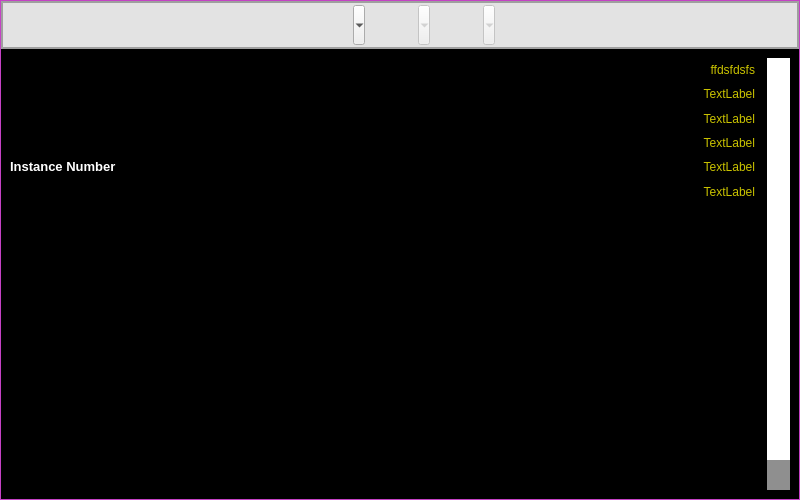
First picture: the form in DICOM/UI/application/UI_Mostrar_Views.ui, repository CrisMC2/Hologramas, before the edit.
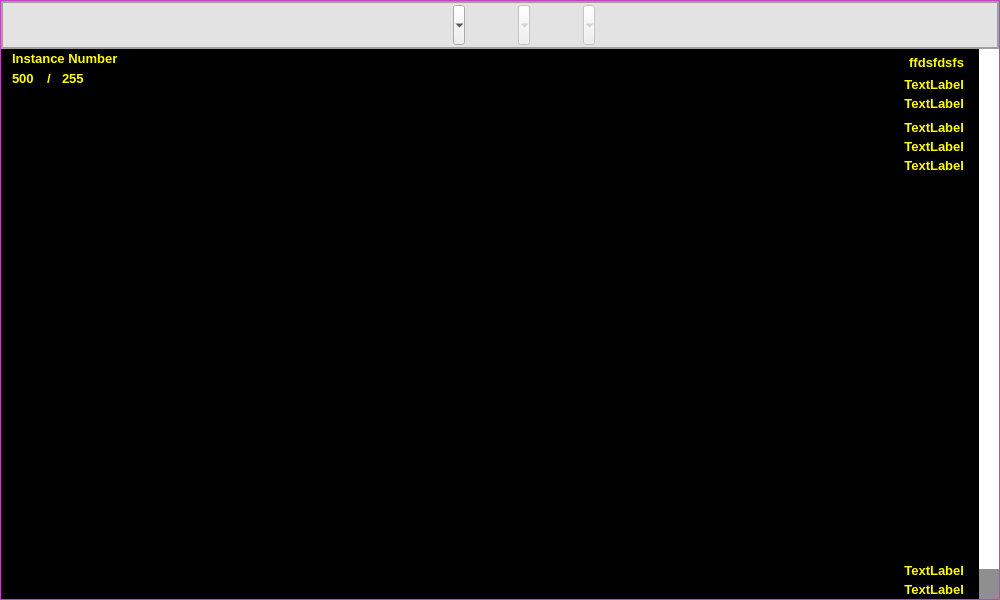
Second picture: the form after the edit. Icons and pictures are not drawn.

Commit message: Cambios en Interfaz DICOM

Diff of the .ui file:
```diff
--- a/DICOM/UI/application/UI_Mostrar_Views.ui
+++ b/DICOM/UI/application/UI_Mostrar_Views.ui
@@ -9,8 +9,8 @@
    <rect>
     <x>0</x>
     <y>0</y>
-    <width>800</width>
-    <height>500</height>
+    <width>1000</width>
+    <height>600</height>
    </rect>
   </property>
   <property name="sizePolicy">
@@ -21,8 +21,8 @@
   </property>
   <property name="minimumSize">
    <size>
-    <width>0</width>
-    <height>0</height>
+    <width>1000</width>
+    <height>600</height>
    </size>
   </property>
   <property name="palette">
@@ -1276,14 +1276,41 @@
 }</string>
             </property>
             <layout class="QHBoxLayout" name="horizontalLayout_5">
+             <property name="spacing">
+              <number>0</number>
+             </property>
+             <property name="leftMargin">
+              <number>6</number>
+             </property>
+             <property name="topMargin">
+              <number>0</number>
+             </property>
+             <property name="rightMargin">
+              <number>0</number>
+             </property>
+             <property name="bottomMargin">
+              <number>0</number>
+             </property>
              <item>
               <widget class="QWidget" name="widget_Image" native="true">
                <property name="styleSheet">
-                <string notr="true">QLabel{
-background-color: transparent;
+                <string notr="true">#widget_Image QLabel{
+	background-color: transparent;
+	color: rgb(255, 255, 0);
+
+	padding: 2px;
+	font-weight: bold;
+	font-size: 13px;
+}
+
+#widget_Image QLabel:hover{
+	color: rgb(255, 78, 78);
+}
+#widget_Image QLabel:focus{
+	color: rgb(170, 255, 0);
 }</string>
                </property>
-               <layout class="QHBoxLayout" name="horizontalLayout" stretch="1,1,0">
+               <layout class="QHBoxLayout" name="horizontalLayout" stretch="1,5,1,0">
                 <property name="spacing">
                  <number>0</number>
                 </property>
@@ -1311,11 +1338,11 @@
                    <string notr="true">QWidget{
 background-color: transparent;
 }
-
+/*
 QLabel{
 color: rgb(255,255,255);
 background-color: transparent;
-}</string>
+}*/</string>
                   </property>
                   <layout class="QVBoxLayout" name="verticalLayout_3">
                    <property name="spacing">
@@ -1337,7 +1364,7 @@
                     <widget class="QLabel" name="Number">
                      <property name="font">
                       <font>
-                       <pointsize>10</pointsize>
+                       <pointsize>-1</pointsize>
                        <weight>75</weight>
                        <bold>true</bold>
                       </font>
@@ -1348,17 +1375,160 @@
                     </widget>
                    </item>
                    <item>
-                    <widget class="QLabel" name="Number_Variable">
-                     <property name="font">
-                      <font>
-                       <pointsize>10</pointsize>
-                       <weight>75</weight>
-                       <bold>true</bold>
-                      </font>
+                    <widget class="QWidget" name="widget_4" native="true">
+                     <property name="minimumSize">
+                      <size>
+                       <width>0</width>
+                       <height>20</height>
+                      </size>
+                     </property>
+                     <layout class="QHBoxLayout" name="horizontalLayout_7" stretch="1,1,1,4">
+                      <property name="spacing">
+                       <number>0</number>
+                      </property>
+                      <property name="leftMargin">
+                       <number>0</number>
+                      </property>
+                      <property name="topMargin">
+                       <number>0</number>
+                      </property>
+                      <property name="rightMargin">
+                       <number>0</number>
+                      </property>
+                      <property name="bottomMargin">
+                       <number>0</number>
+                      </property>
+                      <item>
+                       <widget class="QLabel" name="Number_Variable">
+                        <property name="minimumSize">
+                         <size>
+                          <width>35</width>
+                          <height>20</height>
+                         </size>
+                        </property>
+                        <property name="maximumSize">
+                         <size>
+                          <width>35</width>
+                          <height>16777215</height>
+                         </size>
+                        </property>
+                        <property name="font">
+                         <font>
+                          <pointsize>-1</pointsize>
+                          <weight>75</weight>
+                          <bold>true</bold>
+                         </font>
+                        </property>
+                        <property name="text">
+                         <string>500</string>
+                        </property>
+                       </widget>
+                      </item>
+                      <item>
+                       <widget class="QLabel" name="label_3">
+                        <property name="minimumSize">
+                         <size>
+                          <width>15</width>
+                          <height>0</height>
+                         </size>
+                        </property>
+                        <property name="maximumSize">
+                         <size>
+                          <width>15</width>
+                          <height>16777215</height>
+                         </size>
+                        </property>
+                        <property name="text">
+                         <string>/</string>
+                        </property>
+                       </widget>
+                      </item>
+                      <item>
+                       <widget class="QLabel" name="label_2">
+                        <property name="minimumSize">
+                         <size>
+                          <width>35</width>
+                          <height>0</height>
+                         </size>
+                        </property>
+                        <property name="maximumSize">
+                         <size>
+                          <width>35</width>
+                          <height>16777215</height>
+                         </size>
+                        </property>
+                        <property name="text">
+                         <string>255</string>
+                        </property>
+                       </widget>
+                      </item>
+                      <item>
+                       <spacer name="horizontalSpacer">
+                        <property name="orientation">
+                         <enum>Qt::Horizontal</enum>
+                        </property>
+                        <property name="sizeHint" stdset="0">
+                         <size>
+                          <width>60</width>
+                          <height>20</height>
+                         </size>
+                        </property>
+                       </spacer>
+                      </item>
+                     </layout>
+                    </widget>
+                   </item>
+                   <item>
+                    <spacer name="verticalSpacer">
+                     <property name="orientation">
+                      <enum>Qt::Vertical</enum>
+                     </property>
+                     <property name="sizeHint" stdset="0">
+                      <size>
+                       <width>20</width>
+                       <height>40</height>
+                      </size>
+                     </property>
+                    </spacer>
+                   </item>
+                  </layout>
+                 </widget>
+                </item>
+                <item>
+                 <widget class="QWidget" name="widget_3" native="true">
+                  <layout class="QHBoxLayout" name="horizontalLayout_6">
+                   <property name="spacing">
+                    <number>0</number>
+                   </property>
+                   <property name="leftMargin">
+                    <number>0</number>
+                   </property>
+                   <property name="topMargin">
+                    <number>0</number>
+                   </property>
+                   <property name="rightMargin">
+                    <number>0</number>
+                   </property>
+                   <property name="bottomMargin">
+                    <number>0</number>
+                   </property>
+                   <item>
+                    <widget class="QLabel" name="Image_DICOM">
+                     <property name="styleSheet">
+                      <string notr="true"/>
                      </property>
                      <property name="text">
                       <string/>
                      </property>
+                     <property name="textFormat">
+                      <enum>Qt::PlainText</enum>
+                     </property>
+                     <property name="scaledContents">
+                      <bool>true</bool>
+                     </property>
+                     <property name="alignment">
+                      <set>Qt::AlignCenter</set>
+                     </property>
                     </widget>
                    </item>
                   </layout>
@@ -1382,7 +1552,7 @@
 background-color: transparent;
 }</string>
                   </property>
-                  <layout class="QVBoxLayout" name="verticalLayout_2">
+                  <layout class="QVBoxLayout" name="verticalLayout_2" stretch="1,1">
                    <property name="spacing">
                     <number>0</number>
                    </property>
@@ -1400,6 +1570,12 @@
                    </property>
                    <item>
                     <widget class="QWidget" name="widget" native="true">
+                     <property name="sizePolicy">
+                      <sizepolicy hsizetype="Preferred" vsizetype="Ignored">
+                       <horstretch>0</horstretch>
+                       <verstretch>0</verstretch>
+                      </sizepolicy>
+                     </property>
                      <property name="font">
                       <font>
                        <weight>75</weight>
@@ -1407,14 +1583,14 @@
                       </font>
                      </property>
                      <property name="styleSheet">
-                      <string notr="true">QWidget QLabel{
+                      <string notr="true">/*QWidget QLabel{
 color:rgb(202, 195, 0);
 font-size: 12px;
-text-align: right; /*Orientación Horizontal*/
+text-align: right; Orientación Horizontal
 margin: 2px;
-}</string>
+}*/</string>
                      </property>
-                     <layout class="QVBoxLayout" name="verticalLayout_4" stretch="0,0,0,0,0,0">
+                     <layout class="QVBoxLayout" name="verticalLayout_4" stretch="0,0,0,1,0,0,0,1">
                       <property name="spacing">
                        <number>0</number>
                       </property>
@@ -1431,13 +1607,27 @@
                        <number>0</number>
                       </property>
                       <property name="bottomMargin">
-                       <number>70</number>
+                       <number>0</number>
                       </property>
                       <item>
                        <widget class="QLabel" name="name_Patient">
+                        <property name="sizePolicy">
+                         <sizepolicy hsizetype="Preferred" vsizetype="Maximum">
+                          <horstretch>0</horstretch>
+                          <verstretch>0</verstretch>
+                         </sizepolicy>
+                        </property>
+                        <property name="maximumSize">
+                         <size>
+                          <width>16777215</width>
+                          <height>30</height>
+                         </size>
+                        </property>
                         <property name="font">
                          <font>
                           <pointsize>-1</pointsize>
+                          <weight>75</weight>
+                          <bold>true</bold>
                          </font>
                         </property>
                         <property name="styleSheet">
@@ -1453,7 +1643,7 @@
                          <set>Qt::AlignBottom|Qt::AlignRight|Qt::AlignTrailing</set>
                         </property>
                         <property name="margin">
-                         <number>5</number>
+                         <number>0</number>
                         </property>
                         <property name="textInteractionFlags">
                          <set>Qt::NoTextInteraction</set>
@@ -1462,44 +1652,110 @@
                       </item>
                       <item>
                        <widget class="QLabel" name="name_Study">
+                        <property name="sizePolicy">
+                         <sizepolicy hsizetype="Preferred" vsizetype="Maximum">
+                          <horstretch>0</horstretch>
+                          <verstretch>0</verstretch>
+                         </sizepolicy>
+                        </property>
+                        <property name="maximumSize">
+                         <size>
+                          <width>16777215</width>
+                          <height>20</height>
+                         </size>
+                        </property>
                         <property name="font">
                          <font>
                           <pointsize>-1</pointsize>
+                          <weight>75</weight>
+                          <bold>true</bold>
                          </font>
                         </property>
                         <property name="text">
                          <string>TextLabel</string>
                         </property>
                         <property name="alignment">
-                         <set>Qt::AlignRight|Qt::AlignTop|Qt::AlignTrailing</set>
+                         <set>Qt::AlignRight|Qt::AlignTrailing|Qt::AlignVCenter</set>
                         </property>
                        </widget>
                       </item>
                       <item>
                        <widget class="QLabel" name="name_Date">
+                        <property name="sizePolicy">
+                         <sizepolicy hsizetype="Preferred" vsizetype="Maximum">
+                          <horstretch>0</horstretch>
+                          <verstretch>0</verstretch>
+                         </sizepolicy>
+                        </property>
+                        <property name="maximumSize">
+                         <size>
+                          <width>16777215</width>
+                          <height>20</height>
+                         </size>
+                        </property>
                         <property name="text">
                          <string>TextLabel</string>
                         </property>
                         <property name="alignment">
-                         <set>Qt::AlignRight|Qt::AlignTop|Qt::AlignTrailing</set>
+                         <set>Qt::AlignRight|Qt::AlignTrailing|Qt::AlignVCenter</set>
                         </property>
                        </widget>
                       </item>
+                      <item>
+                       <spacer name="verticalSpacer_3">
+                        <property name="orientation">
+                         <enum>Qt::Vertical</enum>
+                        </property>
+                        <property name="sizeType">
+                         <enum>QSizePolicy::Fixed</enum>
+                        </property>
+                        <property name="sizeHint" stdset="0">
+                         <size>
+                          <width>20</width>
+                          <height>5</height>
+                         </size>
+                        </property>
+                       </spacer>
+                      </item>
                       <item>
                        <widget class="QLabel" name="name_Institution">
+                        <property name="sizePolicy">
+                         <sizepolicy hsizetype="Preferred" vsizetype="Maximum">
+                          <horstretch>0</horstretch>
+                          <verstretch>0</verstretch>
+                         </sizepolicy>
+                        </property>
+                        <property name="maximumSize">
+                         <size>
+                          <width>16777215</width>
+                          <height>20</height>
+                         </size>
+                        </property>
                         <property name="text">
                          <string>TextLabel</string>
                         </property>
                         <property name="alignment">
-                         <set>Qt::AlignRight|Qt::AlignTop|Qt::AlignTrailing</set>
+                         <set>Qt::AlignRight|Qt::AlignTrailing|Qt::AlignVCenter</set>
                         </property>
                        </widget>
                       </item>
                       <item>
                        <widget class="QLabel" name="name_Carpet">
+                        <property name="sizePolicy">
+                         <sizepolicy hsizetype="Preferred" vsizetype="Maximum">
+                          <horstretch>0</horstretch>
+                          <verstretch>0</verstretch>
+                         </sizepolicy>
+                        </property>
                         <property name="minimumSize">
                          <size>
                           <width>0</width>
+                          <height>10</height>
+                         </size>
+                        </property>
+                        <property name="maximumSize">
+                         <size>
+                          <width>16777215</width>
                           <height>20</height>
                          </size>
                         </property>
@@ -1507,20 +1763,51 @@
                          <string>TextLabel</string>
                         </property>
                         <property name="alignment">
-                         <set>Qt::AlignRight|Qt::AlignTop|Qt::AlignTrailing</set>
+                         <set>Qt::AlignRight|Qt::AlignTrailing|Qt::AlignVCenter</set>
                         </property>
                        </widget>
                       </item>
                       <item>
                        <widget class="QLabel" name="name_Study_2">
+                        <property name="sizePolicy">
+                         <sizepolicy hsizetype="Preferred" vsizetype="Maximum">
+                          <horstretch>0</horstretch>
+                          <verstretch>0</verstretch>
+                         </sizepolicy>
+                        </property>
+                        <property name="maximumSize">
+                         <size>
+                          <width>16777215</width>
+                          <height>20</height>
+                         </size>
+                        </property>
                         <property name="text">
                          <string>TextLabel</string>
                         </property>
                         <property name="alignment">
-                         <set>Qt::AlignRight|Qt::AlignTop|Qt::AlignTrailing</set>
+                         <set>Qt::AlignRight|Qt::AlignTrailing|Qt::AlignVCenter</set>
+                        </property>
+                        <property name="wordWrap">
+                         <bool>false</bool>
                         </property>
                        </widget>
                       </item>
+                      <item>
+                       <spacer name="verticalSpacer_2">
+                        <property name="orientation">
+                         <enum>Qt::Vertical</enum>
+                        </property>
+                        <property name="sizeType">
+                         <enum>QSizePolicy::Expanding</enum>
+                        </property>
+                        <property name="sizeHint" stdset="0">
+                         <size>
+                          <width>10</width>
+                          <height>100</height>
+                         </size>
+                        </property>
+                       </spacer>
+                      </item>
                      </layout>
                     </widget>
                    </item>
@@ -1542,11 +1829,27 @@
                       <property name="bottomMargin">
                        <number>0</number>
                       </property>
+                      <item>
+                       <spacer name="verticalSpacer_4">
+                        <property name="orientation">
+                         <enum>Qt::Vertical</enum>
+                        </property>
+                        <property name="sizeHint" stdset="0">
+                         <size>
+                          <width>20</width>
+                          <height>40</height>
+                         </size>
+                        </property>
+                       </spacer>
+                      </item>
                       <item>
                        <widget class="QLabel" name="info_Date_Hour">
                         <property name="text">
                          <string>TextLabel</string>
                         </property>
+                        <property name="alignment">
+                         <set>Qt::AlignRight|Qt::AlignTrailing|Qt::AlignVCenter</set>
+                        </property>
                        </widget>
                       </item>
                       <item>
@@ -1554,6 +1857,9 @@
                         <property name="text">
                          <string>TextLabel</string>
                         </property>
+                        <property name="alignment">
+                         <set>Qt::AlignRight|Qt::AlignTrailing|Qt::AlignVCenter</set>
+                        </property>
                        </widget>
                       </item>
                      </layout>
@@ -1570,6 +1876,12 @@
                     <height>0</height>
                    </size>
                   </property>
+                  <property name="maximumSize">
+                   <size>
+                    <width>20</width>
+                    <height>16777215</height>
+                   </size>
+                  </property>
                   <property name="focusPolicy">
                    <enum>Qt::ClickFocus</enum>
                   </property>
@@ -1578,7 +1890,7 @@
                     <number>0</number>
                    </property>
                    <property name="leftMargin">
-                    <number>7</number>
+                    <number>10</number>
                    </property>
                    <property name="topMargin">
                     <number>0</number>
@@ -1597,6 +1909,12 @@
                        <verstretch>0</verstretch>
                       </sizepolicy>
                      </property>
+                     <property name="maximumSize">
+                      <size>
+                       <width>20</width>
+                       <height>16777215</height>
+                      </size>
+                     </property>
                      <property name="focusPolicy">
                       <enum>Qt::NoFocus</enum>
                      </property>
```
Left out of the diff: 12 changed lines with no effect on the pictures. The commit also changes 7 other files.
